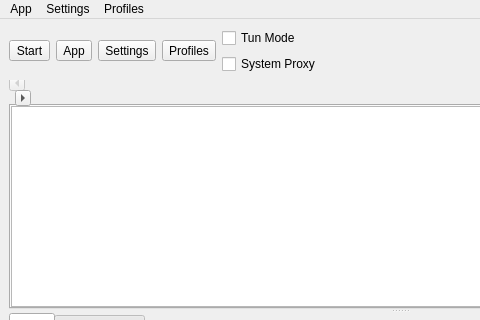
Old version of the form src/ui/mainwindow.ui in the repository Ogstra/proxor; both pictures show x 0 to 480 and y 0 to 320 of the 800 by 600 pixel window.
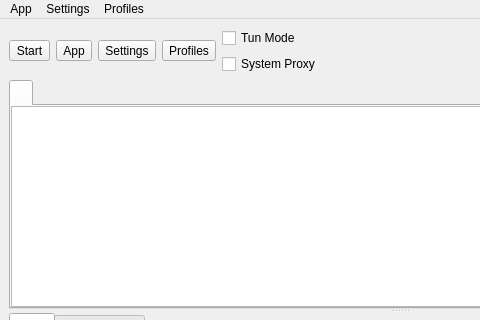
New version of the form. Icons and pictures are not drawn. Custom widgets are drawn as their Qt base class.

Commit message: style: align tab bars without scroll buttons

The edit to the form file:
```diff
--- a/src/ui/mainwindow.ui
+++ b/src/ui/mainwindow.ui
@@ -194,11 +194,6 @@
        <enum>Qt::Vertical</enum>
       </property>
       <widget class="QTabWidget" name="tabWidget">
-       <property name="styleSheet">
-        <string notr="true">QTabWidget#tabWidget::tab-bar {
-    left: -2px;
-}</string>
-       </property>
        <property name="currentIndex">
         <number>0</number>
        </property>
```
The commit also changes 1 other file.
